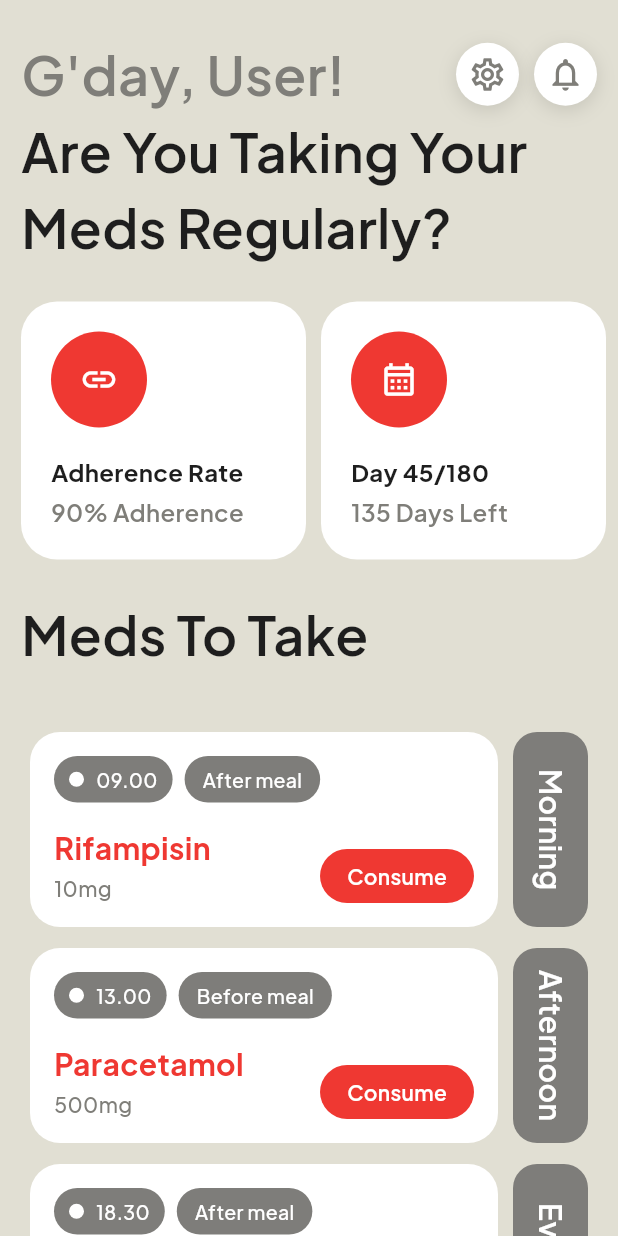
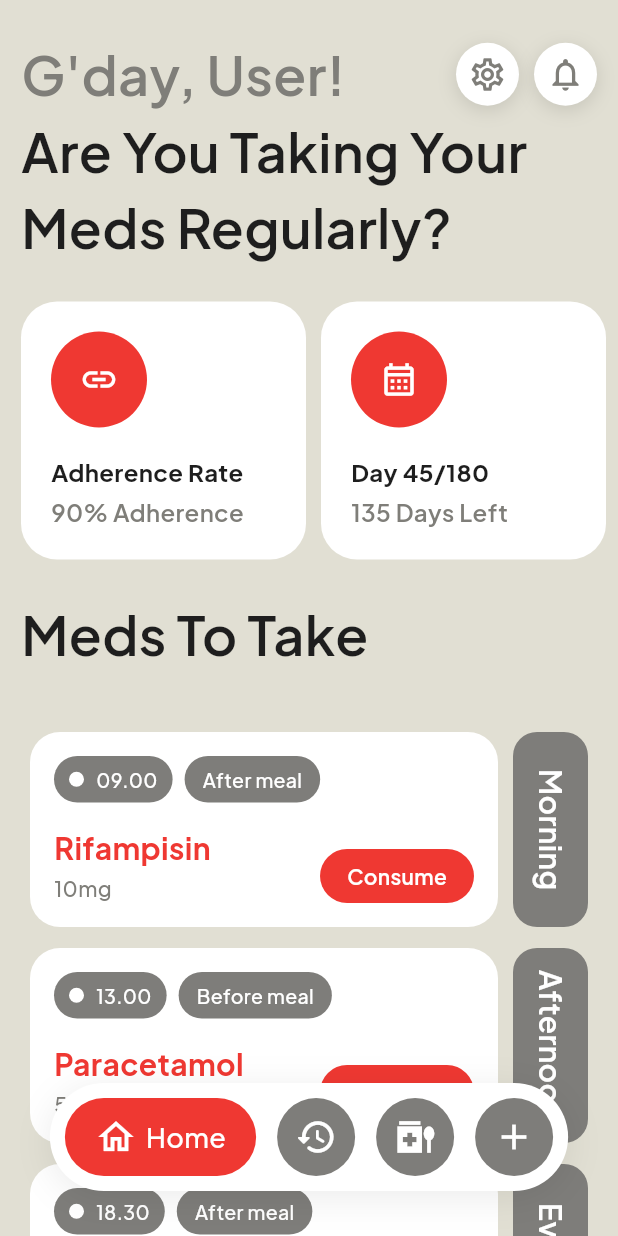
Before and after one commit to queenshafa/remindy-app, a Flutter app: the screen it shows after launch, on a phone screen of 412 x 824 dp. Run offline on Flutter 3.47's test engine with Material 3 defaults, Android fonts, the phone set to English and light mode, and no system bars; our stand-ins replace google_fonts.

Commit message:
feat: navbar

```diff
--- a/lib/main.dart
+++ b/lib/main.dart
@@ -1,6 +1,7 @@
 import 'package:flutter/material.dart';
 import 'package:google_fonts/google_fonts.dart';
 import 'package:remindy_app/screen/home_screen.dart';
+import 'package:remindy_app/screen/main_screen.dart';
 import 'package:remindy_app/theme/app_theme.dart';
 
 void main() {
@@ -16,7 +17,7 @@ class MyApp extends StatelessWidget {
     return MaterialApp(
       title: 'Flutter Demo',
       theme: AppTheme.theme,
-      home: HomeScreen(),
+      home: MainScreen(),
     );
   }
 }
--- a/lib/screen/home_screen.dart
+++ b/lib/screen/home_screen.dart
@@ -1,6 +1,6 @@
 import 'package:flutter/material.dart';
-import 'package:remindy_app/data/dummy_data.dart'; // Sesuaikan lokasi data kamu
-import 'package:remindy_app/models/medicine.dart'; // Sesuaikan model kamu
+import 'package:remindy_app/data/dummy_data.dart';
+import 'package:remindy_app/models/medicine.dart';
 import 'package:remindy_app/theme/app_theme.dart';
 import 'package:remindy_app/widgets/home_content_header.dart';
 import 'package:remindy_app/widgets/medicine_card.dart';
@@ -10,33 +10,27 @@ class HomeScreen extends StatelessWidget {
 
   @override
   Widget build(BuildContext context) {
-    // Ambil data obat dari dummy
     final List<Medicine> medicines = dummyMedicines;
 
-    return Scaffold(
-      backgroundColor: AppTheme.background,
-      body: SafeArea(
+    return SafeArea(
       child: CustomScrollView(
         slivers: [
           const SliverToBoxAdapter(child: HomeContentHeader()),
-            // If no meds data availble
+
           if (medicines.isEmpty)
             const SliverFillRemaining(
               hasScrollBody: false,
               child: Center(
                 child: Text(
                   'No medications scheduled',
-                    style: TextStyle(
-                      color: AppTheme.textSecondary,
-                      fontSize: 16,
-                    ),
+                  style: TextStyle(color: AppTheme.textSecondary, fontSize: 16),
                 ),
               ),
             )
           else
-              // Meds Card
             SliverPadding(
-                padding: const EdgeInsets.fromLTRB(20, 16, 20, 100),
+              // Padding bottom 120px agar konten obat paling bawah tidak tertutup navbar
+              padding: const EdgeInsets.fromLTRB(20, 16, 20, 120),
               sliver: SliverList(
                 delegate: SliverChildBuilderDelegate((context, index) {
                   final medicine = medicines[index];
@@ -48,9 +42,7 @@ class HomeScreen extends StatelessWidget {
                       time: medicine.time,
                       isMeal: medicine.isMeal,
                       category: medicine.category,
-                        onTap: () {
-                          // Action saat tombol / card diklik
-                        },
+                      onTap: () {},
                     ),
                   );
                 }, childCount: medicines.length),
@@ -58,7 +50,6 @@ class HomeScreen extends StatelessWidget {
             ),
         ],
       ),
-      ),
     );
   }
 }
--- /dev/null
+++ b/lib/screen/main_screen.dart
@@ -0,0 +1,48 @@
+import 'package:flutter/material.dart';
+import 'package:remindy_app/screen/home_screen.dart';
+import 'package:remindy_app/widgets/custom_bottom_navbar.dart';
+
+class MainScreen extends StatefulWidget {
+  const MainScreen({super.key});
+
+  @override
+  State<MainScreen> createState() => _MainScreenState();
+}
+
+class _MainScreenState extends State<MainScreen> {
+  int _currentIndex = 0;
+
+  final List<Widget> _screens = [
+    const HomeScreen(),
+    const Center(child: Text('History Screen')),
+    const Center(child: Text('Meds Screen')),
+    const Center(child: Text('Settings Screen')),
+  ];
+
+  @override
+  Widget build(BuildContext context) {
+    return Scaffold(
+      // Stack so navbar absolutely stack everything on top
+      body: Stack(
+        children: [
+          // The bottom of the Stack
+          IndexedStack(index: _currentIndex, children: _screens),
+          Align(
+            alignment: Alignment.bottomCenter,
+            child: Padding(
+              padding: const EdgeInsets.only(bottom: 30),
+              child: CustomBottomNavbar(
+                selectedIndex: _currentIndex,
+                onItemTapped: (index) {
+                  setState(() {
+                    _currentIndex = index;
+                  });
+                },
+              ),
+            ),
+          ),
+        ],
+      ),
+    );
+  }
+}
--- /dev/null
+++ b/lib/widgets/custom_bottom_navbar.dart
@@ -0,0 +1,95 @@
+import 'package:flutter/material.dart';
+import 'package:google_fonts/google_fonts.dart';
+import 'package:remindy_app/theme/app_theme.dart';
+
+class CustomBottomNavbar extends StatelessWidget {
+  final int selectedIndex;
+  final Function(int) onItemTapped;
+
+  const CustomBottomNavbar({
+    super.key,
+    required this.selectedIndex,
+    required this.onItemTapped,
+  });
+
+  @override
+  Widget build(BuildContext context) {
+    final items = [
+      _NavItemData(icon: Icons.home_outlined, label: 'Home'),
+      _NavItemData(icon: Icons.history_rounded, label: 'History'),
+      _NavItemData(icon: Icons.medication_liquid_outlined, label: 'Meds'),
+      _NavItemData(icon: Icons.add, label: 'Add'),
+    ];
+
+    return Container(
+      padding: const EdgeInsets.symmetric(horizontal: 10, vertical: 10),
+      decoration: BoxDecoration(
+        color: Colors.white,
+        borderRadius: BorderRadius.circular(40),
+        boxShadow: [
+          BoxShadow(
+            color: Colors.black.withOpacity(0.08),
+            blurRadius: 20,
+            offset: const Offset(0, 4),
+          ),
+        ],
+      ),
+      // Menciutkan lebar container agar pas seukuran isi ikon saja
+      child: Row(
+        mainAxisSize: MainAxisSize.min,
+        children: List.generate(items.length, (index) {
+          final isSelected = selectedIndex == index;
+          final item = items[index];
+
+          return GestureDetector(
+            onTap: () => onItemTapped(index),
+            child: Padding(
+              // Space between buttons
+              padding: EdgeInsets.only(
+                right: index == items.length - 1 ? 0 : 14,
+              ),
+              child: AnimatedContainer(
+                duration: const Duration(milliseconds: 250),
+                curve: Curves.easeInOut,
+                padding: EdgeInsets.symmetric(
+                  horizontal: isSelected ? 20 : 12,
+                  vertical: 12,
+                ),
+                decoration: BoxDecoration(
+                  color: isSelected
+                      ? AppTheme.primary
+                      : const Color(0xFF7E7D7A),
+                  borderRadius: BorderRadius.circular(30),
+                ),
+                child: Row(
+                  mainAxisSize: MainAxisSize.min,
+                  children: [
+                    Icon(item.icon, color: Colors.white, size: 28),
+                    if (isSelected) ...[
+                      const SizedBox(width: 6),
+                      Text(
+                        item.label,
+                        style: GoogleFonts.plusJakartaSans(
+                          color: Colors.white,
+                          fontWeight: FontWeight.w500,
+                          fontSize: 18,
+                        ),
+                      ),
+                    ],
+                  ],
+                ),
+              ),
+            ),
+          );
+        }),
+      ),
+    );
+  }
+}
+
+class _NavItemData {
+  final IconData icon;
+  final String label;
+
+  _NavItemData({required this.icon, required this.label});
+}
```
Lines whose indentation alone changed are shown as unchanged.
